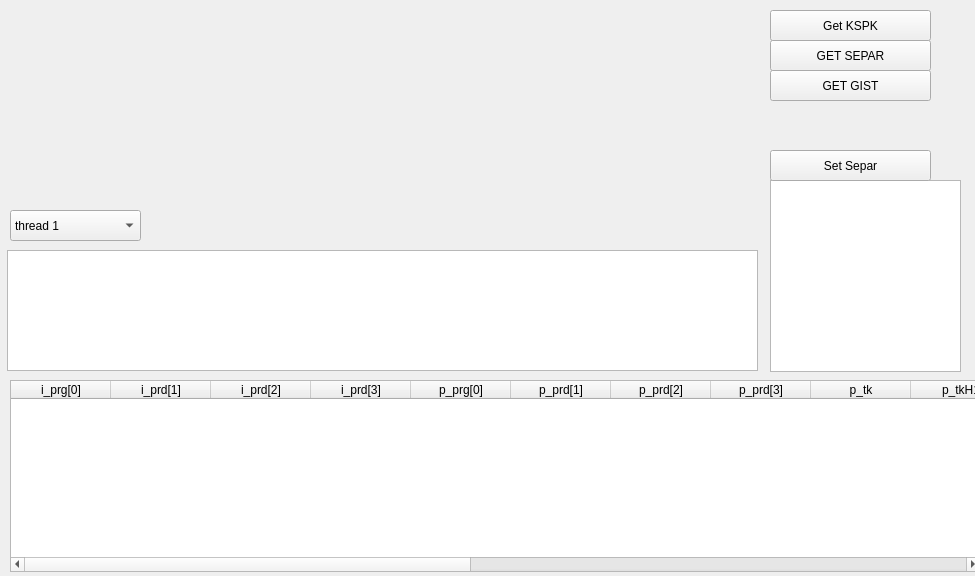
Old version of the form testtablewidget.ui in the repository longway34/SeparaterQt2.
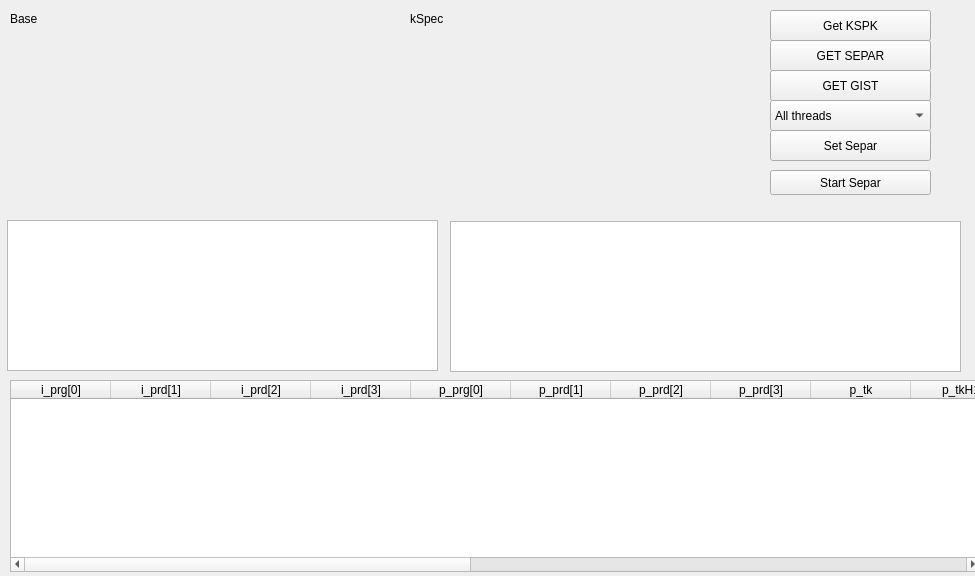
New version of the form. Custom widgets are drawn as their Qt base class.

```diff
--- a/testtablewidget.ui
+++ b/testtablewidget.ui
@@ -17,19 +17,9 @@
    <property name="geometry">
     <rect>
      <x>10</x>
-     <y>10</y>
-     <width>331</width>
-     <height>191</height>
-    </rect>
-   </property>
-  </widget>
-  <widget class="QwtPlot" name="gist">
-   <property name="geometry">
-    <rect>
-     <x>340</x>
-     <y>10</y>
-     <width>421</width>
-     <height>211</height>
+     <y>30</y>
+     <width>371</width>
+     <height>171</height>
     </rect>
    </property>
   </widget>
@@ -37,9 +27,9 @@
    <property name="geometry">
     <rect>
      <x>7</x>
-     <y>250</y>
-     <width>751</width>
-     <height>121</height>
+     <y>220</y>
+     <width>431</width>
+     <height>151</height>
     </rect>
    </property>
    <property name="alternatingRowColors">
@@ -52,12 +42,15 @@
   <widget class="QComboBox" name="cbThread">
    <property name="geometry">
     <rect>
-     <x>10</x>
-     <y>210</y>
-     <width>131</width>
+     <x>770</x>
+     <y>100</y>
+     <width>161</width>
      <height>31</height>
     </rect>
    </property>
+   <property name="currentIndex">
+    <number>4</number>
+   </property>
    <item>
     <property name="text">
      <string>thread 1</string>
@@ -78,6 +71,11 @@
      <string>thread 4</string>
     </property>
    </item>
+   <item>
+    <property name="text">
+     <string>All threads</string>
+    </property>
+   </item>
   </widget>
   <widget class="QTableWidget" name="workSeparTable">
    <property name="geometry">
@@ -187,10 +185,10 @@
   <widget class="SPRSpectrumListTable" name="table">
    <property name="geometry">
     <rect>
-     <x>770</x>
-     <y>180</y>
-     <width>191</width>
-     <height>192</height>
+     <x>450</x>
+     <y>221</y>
+     <width>511</width>
+     <height>151</height>
     </rect>
    </property>
   </widget>
@@ -237,7 +235,7 @@
    <property name="geometry">
     <rect>
      <x>770</x>
-     <y>150</y>
+     <y>130</y>
      <width>161</width>
      <height>31</height>
     </rect>
@@ -246,24 +244,68 @@
     <string>Set Separ</string>
    </property>
   </widget>
+  <widget class="QPushButton" name="bStartSepar">
+   <property name="geometry">
+    <rect>
+     <x>770</x>
+     <y>170</y>
+     <width>161</width>
+     <height>25</height>
+    </rect>
+   </property>
+   <property name="text">
+    <string>Start Separ</string>
+   </property>
+  </widget>
+  <widget class="SPRSpectrumGraphicsWidget" name="kSpertGraphic" native="true">
+   <property name="geometry">
+    <rect>
+     <x>390</x>
+     <y>30</y>
+     <width>371</width>
+     <height>171</height>
+    </rect>
+   </property>
+  </widget>
+  <widget class="QLabel" name="label">
+   <property name="geometry">
+    <rect>
+     <x>10</x>
+     <y>10</y>
+     <width>67</width>
+     <height>17</height>
+    </rect>
+   </property>
+   <property name="text">
+    <string>Base</string>
+   </property>
+  </widget>
+  <widget class="QLabel" name="label_2">
+   <property name="geometry">
+    <rect>
+     <x>410</x>
+     <y>10</y>
+     <width>67</width>
+     <height>17</height>
+    </rect>
+   </property>
+   <property name="text">
+    <string>kSpec</string>
+   </property>
+  </widget>
  </widget>
  <customwidgets>
-  <customwidget>
-   <class>QwtPlot</class>
-   <extends>QFrame</extends>
-   <header>qwt_plot.h</header>
-  </customwidget>
-  <customwidget>
-   <class>SPRSpectrumListTable</class>
-   <extends>QTableWidget</extends>
-   <header>sprspectrumlisttable.h</header>
-  </customwidget>
   <customwidget>
    <class>SPRSpectrumGraphicsWidget</class>
    <extends>QWidget</extends>
    <header>sprspectrumgraphicswidget.h</header>
    <container>1</container>
   </customwidget>
+  <customwidget>
+   <class>SPRSpectrumListTable</class>
+   <extends>QTableWidget</extends>
+   <header>sprspectrumlisttable.h</header>
+  </customwidget>
   <customwidget>
    <class>SPRSpectrumSmallTable</class>
    <extends>QTableWidget</extends>
```
Left out of the diff: 4 changed lines with no effect on the pictures.
